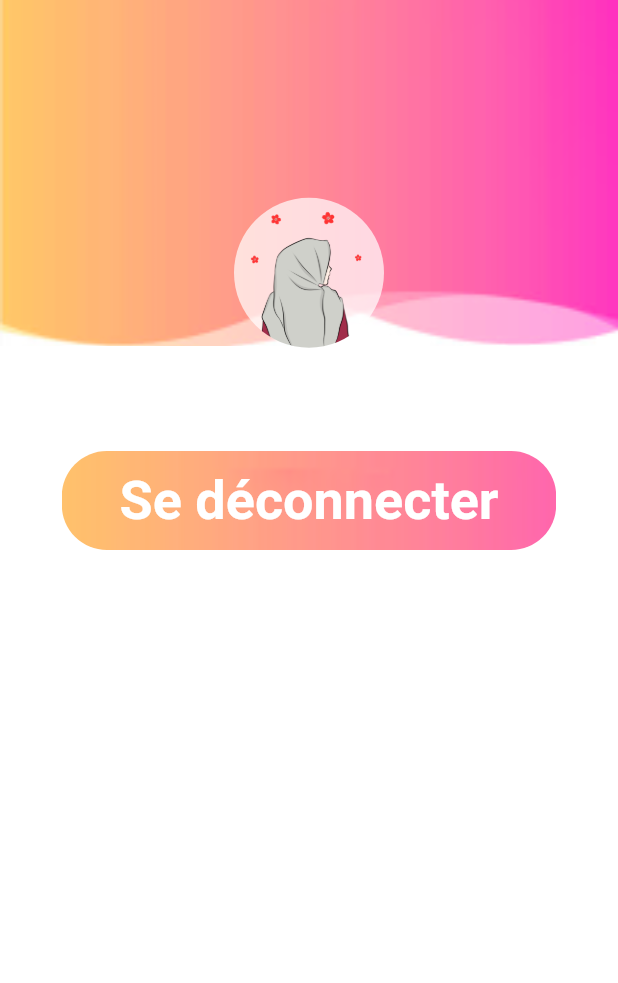
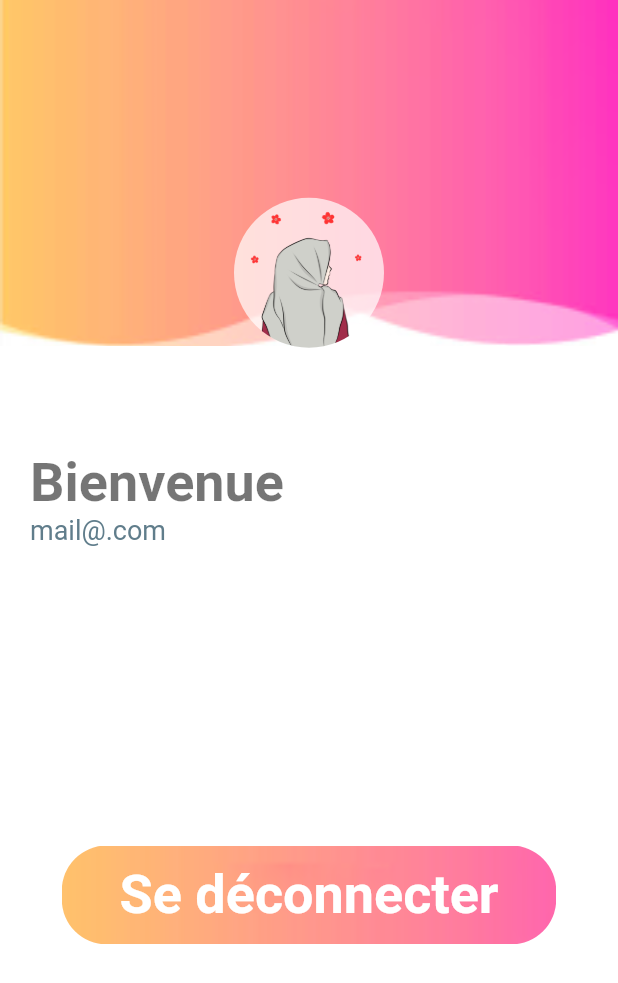
Before and after one commit to GetMetamorph/App_LeBonCoin, a Flutter app: the WelcomePage screen opened directly, on a phone screen of 412 x 824 dp. Shown: the top 983 px of the screen. Run offline on Flutter 3.47's test engine with Material 2 defaults, Android fonts, the phone set to English and light mode, and no system bars; our stand-ins replace get.

Commit message:
Finished Welcome page + navigation through login and signup page

```diff
--- a/lib/main.dart
+++ b/lib/main.dart
@@ -2,7 +2,7 @@ import 'package:flutter/material.dart';
 import 'package:untitled/login_page.dart';
 import 'package:untitled/signup_page.dart';
 import 'package:untitled/welcome_page.dart';
-
+import 'package:get/get.dart';
 void main() {
   runApp(const MyApp());
 }
@@ -13,13 +13,13 @@ class MyApp extends StatelessWidget {
   // This widget is the root of your application.
   @override
   Widget build(BuildContext context) {
-    return MaterialApp(
+    return GetMaterialApp(
       title: 'Flutter Application LeBonCoin',
       theme: ThemeData(
 
         primarySwatch: Colors.blue,
       ),
-      home: const WelcomePage()
+      home: const LoginPage()
     );
   }
 }
--- a/lib/welcome_page.dart
+++ b/lib/welcome_page.dart
@@ -36,6 +36,31 @@ class WelcomePage extends StatelessWidget {
             ),
             SizedBox(height: 70),
             Container(
+              width: w,
+              margin: const EdgeInsets.only(left: 20),
+              child: Column(
+                crossAxisAlignment: CrossAxisAlignment.start,
+                children: [
+                  Text(
+                      "Bienvenue",
+                      style: TextStyle(
+                        fontSize: 36,
+                        fontWeight: FontWeight.bold,
+                        color: Colors.black54,
+                      )
+                  ),
+                  Text(
+                      "mail@.com",
+                      style: TextStyle(
+                        fontSize: 18,
+                        color: Colors.blueGrey,
+                      )
+                  ),
+                ],
+              ),
+            ),
+            SizedBox(height: 200,),
+            Container(
               width: w*0.8,
               height: h*0.08,
               decoration: BoxDecoration(
--- a/pubspec.yaml
+++ b/pubspec.yaml
@@ -34,7 +34,7 @@ dependencies:
   # The following adds the Cupertino Icons font to your application.
   # Use with the CupertinoIcons class for iOS style icons.
   cupertino_icons: ^1.0.2
-
+  get:
 dev_dependencies:
   flutter_test:
     sdk: flutter
```
Also changed, not shown: lib/login_page.dart (+11 -2 lines), lib/signup_page.dart (+12 -0 lines), pubspec.lock.
